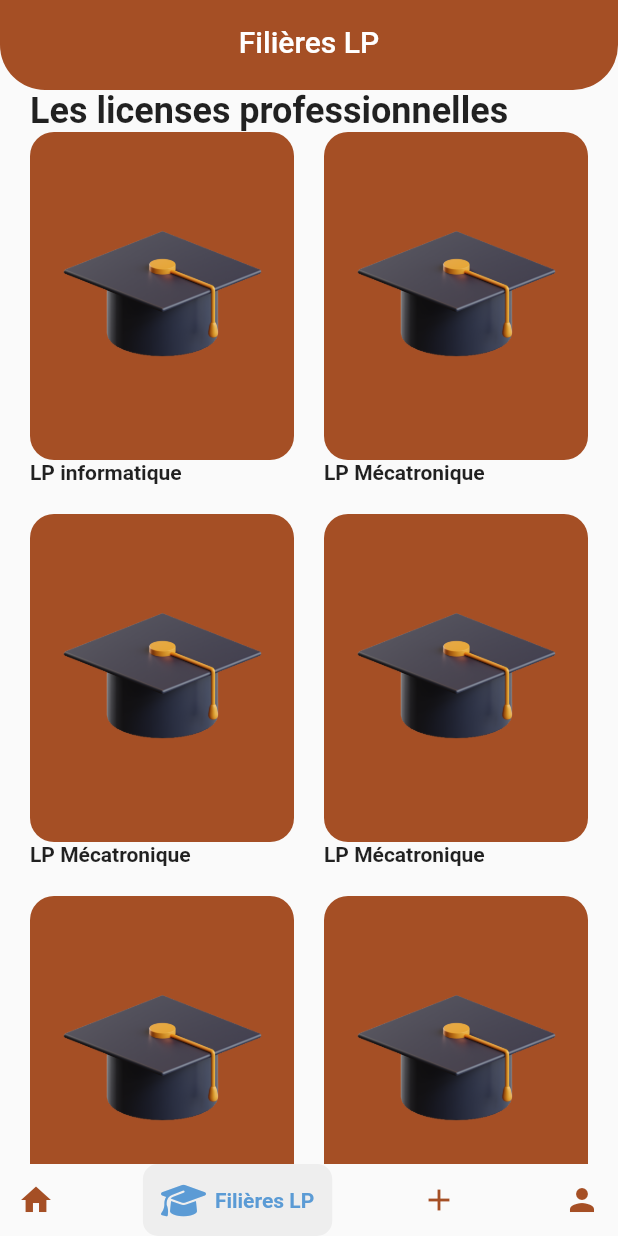
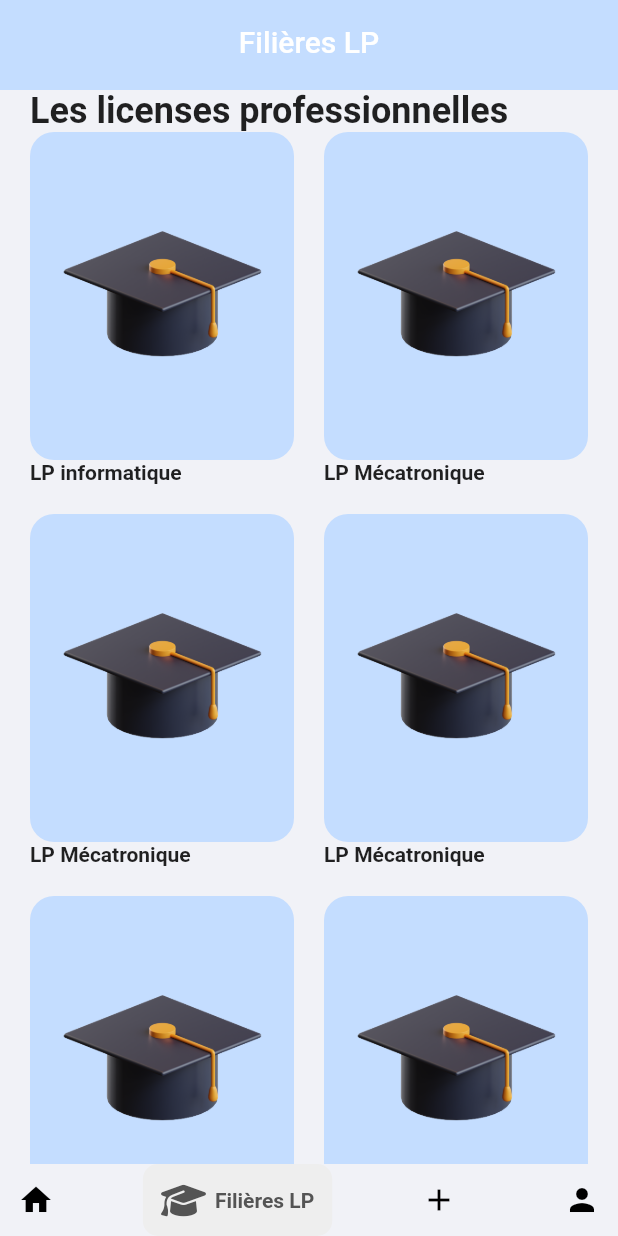
Before and after one commit to yassine-bennkhay/lp-ests, a Flutter app: the screen it shows after launch, swiped to page 2, on a phone screen of 412 x 824 dp. Run offline on Flutter 3.47's test engine with Material 2 defaults, Android fonts, the phone set to English and light mode, and no system bars; drawn by our look-alikes of google_nav_bar; our stand-ins replace font_awesome_flutter.

Commit message:
several changes

```diff
--- a/lib/screens/filiers/components/filier_home.dart
+++ b/lib/screens/filiers/components/filier_home.dart
@@ -8,7 +8,9 @@ import '../../../constants/constants.dart';
 class FilierHome extends StatelessWidget {
   @override
   Widget build(BuildContext context) {
-    return Column(
+    return Container(
+      color: const Color(0xffF1F2F7),
+      child: Column(
         crossAxisAlignment: CrossAxisAlignment.start,
         children: <Widget>[
           Padding(
@@ -46,6 +48,7 @@ class FilierHome extends StatelessWidget {
             ),
           ),
         ],
+      ),
     );
   }
 }
--- a/lib/screens/filiers/components/license_card.dart
+++ b/lib/screens/filiers/components/license_card.dart
@@ -21,7 +21,7 @@ class LicenseCard extends StatelessWidget {
             child: Container(
               padding: const EdgeInsets.all(kDefaultPaddin),
               decoration: BoxDecoration(
-                color: const Color(0xffA54F25),
+                color: const Color(0xffC4DDFF),
                 borderRadius: BorderRadius.circular(16),
               ),
               child: Hero(
--- a/lib/screens/filiers/details/components/description.dart
+++ b/lib/screens/filiers/details/components/description.dart
@@ -16,7 +16,7 @@ class Description extends StatelessWidget {
       padding: const EdgeInsets.symmetric(vertical: kDefaultPaddin),
       child: Text(
         license.description,
-        style: const TextStyle(height: 1.5),
+        style: const TextStyle(height: 1.6),
       ),
     );
   }
--- a/lib/screens/filiers/details/details_screen.dart
+++ b/lib/screens/filiers/details/details_screen.dart
@@ -11,7 +11,7 @@ class DetailsScreen extends StatelessWidget {
   @override
   Widget build(BuildContext context) {
     return Scaffold(
-      backgroundColor: const Color(0xffA54F25),
+      backgroundColor: const Color(0xff5584F1),
       appBar: buildAppBar(context),
       body: Body(license: license),
     );
@@ -20,7 +20,7 @@ class DetailsScreen extends StatelessWidget {
   AppBar buildAppBar(BuildContext context) {
     var kDefaultPaddin2 = kDefaultPaddin;
     return AppBar(
-      backgroundColor: const Color(0xffA54F25),
+      backgroundColor: const Color(0xff5584F1),
       elevation: 0,
       // leading: IconButton(
       //   icon: SvgPicture.asset(
--- a/lib/screens/filiers/filiers.dart
+++ b/lib/screens/filiers/filiers.dart
@@ -1,14 +1,14 @@
 import 'package:flutter/material.dart';
 import 'package:lp_ests/screens/filiers/components/filier_home.dart';
 
-import '../../size_config.dart';
+
 
 class Filiers extends StatelessWidget {
   const Filiers({Key? key}) : super(key: key);
 
   @override
   Widget build(BuildContext context) {
-    SizeConfig().init(context);
+
     return Scaffold(
       body: FilierHome(),
     );
--- a/lib/screens/home_page.dart
+++ b/lib/screens/home_page.dart
@@ -17,16 +17,17 @@ class _MyHomePageState extends State<MyHomePage> {
   @override
   Widget build(BuildContext context) {
     return Scaffold(
+      backgroundColor: const Color(0xffF1F2F7),
       appBar: PreferredSize(
         preferredSize: const Size.fromHeight(60),
         child: AppBar(
-          backgroundColor: const Color(0xffA54F25),
+          backgroundColor: const Color(0xffC4DDFF),
           title: text[_index],
           centerTitle: true,
-          shape: const RoundedRectangleBorder(
-              borderRadius: BorderRadius.only(
-                  bottomRight: Radius.circular(30),
-                  bottomLeft: Radius.circular(30))),
+          // shape: const RoundedRectangleBorder(
+          //     borderRadius: BorderRadius.only(
+          //         bottomRight: Radius.circular(30),
+          //         bottomLeft: Radius.circular(30))),
           shadowColor: Colors.transparent,
         ),
       ),
@@ -56,8 +57,8 @@ class _MyHomePageState extends State<MyHomePage> {
             padding: const EdgeInsets.all(12),
             tabBorderRadius: 10,
             tabBackgroundColor: const Color(0xffEEEEEE),
-            activeColor: const Color(0xff5b9bd5),
-            color: const Color(0xffA54F25),
+            activeColor: const Color(0xff545454),
+            color: const Color(0xff000000),
             gap: 5,
             tabs: tabs),
       ),
--- a/lib/size_config.dart
+++ b/lib/size_config.dart
@@ -1,20 +1,20 @@
-import 'package:flutter/widgets.dart';
+// import 'package:flutter/widgets.dart';
 
-class SizeConfig {
-  static late MediaQueryData _mediaQueryData;
-  static late double screenWidth;
-  static late double screenHeight;
-  static late double defaultSize;
-  static late Orientation orientation;
+// class SizeConfig {
+//   static late MediaQueryData _mediaQueryData;
+//   static late double screenWidth;
+//   static late double screenHeight;
+//   static late double defaultSize;
+//   static late Orientation orientation;
 
-  void init(BuildContext context) {
-    _mediaQueryData = MediaQuery.of(context);
-    screenWidth = _mediaQueryData.size.width;
-    screenHeight = _mediaQueryData.size.height;
-    orientation = _mediaQueryData.orientation;
+//   void init(BuildContext context) {
+//     _mediaQueryData = MediaQuery.of(context);
+//     screenWidth = _mediaQueryData.size.width;
+//     screenHeight = _mediaQueryData.size.height;
+//     orientation = _mediaQueryData.orientation;
 
-    defaultSize = orientation == Orientation.landscape
-        ? screenHeight * 0.024
-        : screenWidth * 0.024;
-  }
-}
+//     defaultSize = orientation == Orientation.landscape
+//         ? screenHeight * 0.024
+//         : screenWidth * 0.024;
+//   }
+// }
```
Also changed, not shown: lib/screens/filiers/details/components/body.dart (+5 -6 lines), lib/screens/filiers/details/components/license_title_and_image.dart (+1 -8 lines). Lines whose indentation alone changed are shown as unchanged.
